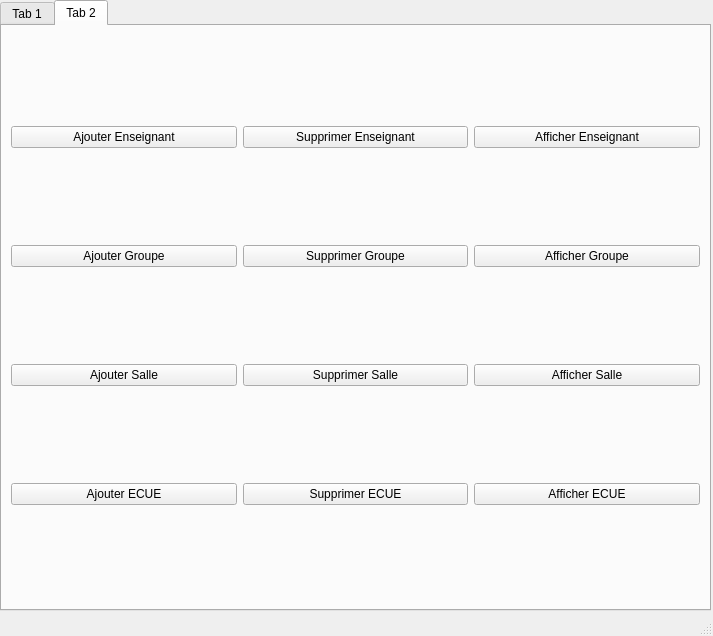
The window that mainwindow.ui (Benjambon/EmploiDuTemps-ESEO) describes before a commit, drawn with Qt 5.
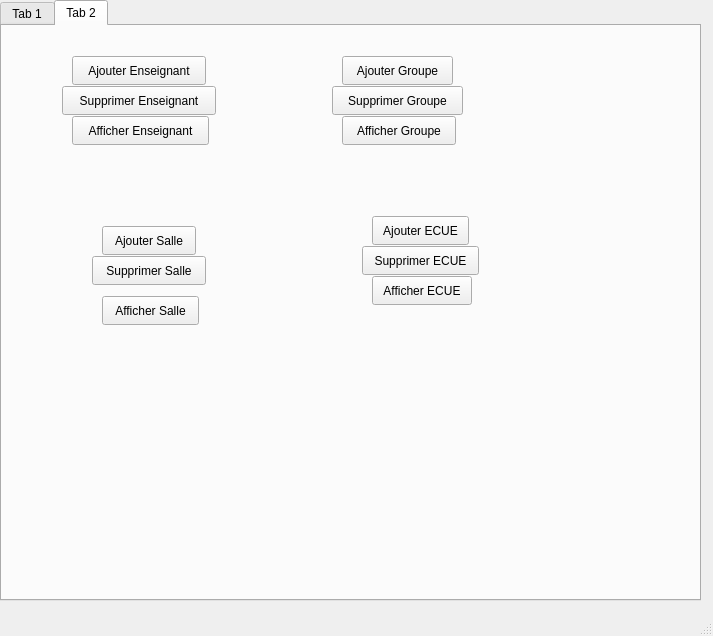
The same window after the commit.

```diff
--- a/mainwindow.ui
+++ b/mainwindow.ui
@@ -19,8 +19,8 @@
      <rect>
       <x>0</x>
       <y>0</y>
-      <width>711</width>
-      <height>611</height>
+      <width>701</width>
+      <height>601</height>
      </rect>
     </property>
     <property name="currentIndex">
@@ -38,92 +38,162 @@
      <attribute name="title">
       <string>Tab 2</string>
      </attribute>
-     <layout class="QGridLayout" name="gridLayout">
-      <item row="0" column="0">
        <widget class="QPushButton" name="btnAjouterEnseignant">
+      <property name="geometry">
+       <rect>
+        <x>70</x>
+        <y>30</y>
+        <width>134</width>
+        <height>29</height>
+       </rect>
+      </property>
         <property name="text">
          <string>Ajouter Enseignant</string>
         </property>
        </widget>
-      </item>
-      <item row="0" column="1">
        <widget class="QPushButton" name="btnSupprimerEnseignant">
+      <property name="geometry">
+       <rect>
+        <x>60</x>
+        <y>60</y>
+        <width>154</width>
+        <height>29</height>
+       </rect>
+      </property>
         <property name="text">
          <string>Supprimer Enseignant</string>
         </property>
        </widget>
-      </item>
-      <item row="0" column="2">
        <widget class="QPushButton" name="btnAfficherEnseignants">
+      <property name="geometry">
+       <rect>
+        <x>70</x>
+        <y>90</y>
+        <width>137</width>
+        <height>29</height>
+       </rect>
+      </property>
         <property name="text">
          <string>Afficher Enseignant</string>
         </property>
        </widget>
-      </item>
-      <item row="1" column="0">
        <widget class="QPushButton" name="btnAjouterGroupe">
+      <property name="geometry">
+       <rect>
+        <x>340</x>
+        <y>30</y>
+        <width>111</width>
+        <height>29</height>
+       </rect>
+      </property>
         <property name="text">
          <string>Ajouter Groupe</string>
         </property>
        </widget>
-      </item>
-      <item row="1" column="1">
        <widget class="QPushButton" name="btnSupprimerGroupe">
+      <property name="geometry">
+       <rect>
+        <x>330</x>
+        <y>60</y>
+        <width>131</width>
+        <height>29</height>
+       </rect>
+      </property>
         <property name="text">
          <string>Supprimer Groupe</string>
         </property>
        </widget>
-      </item>
-      <item row="1" column="2">
        <widget class="QPushButton" name="btnAfficherGroupes">
+      <property name="geometry">
+       <rect>
+        <x>340</x>
+        <y>90</y>
+        <width>114</width>
+        <height>29</height>
+       </rect>
+      </property>
         <property name="text">
          <string>Afficher Groupe</string>
         </property>
        </widget>
-      </item>
-      <item row="2" column="0">
        <widget class="QPushButton" name="btnAjouterSalle">
+      <property name="geometry">
+       <rect>
+        <x>100</x>
+        <y>200</y>
+        <width>94</width>
+        <height>29</height>
+       </rect>
+      </property>
         <property name="text">
          <string>Ajouter Salle</string>
         </property>
        </widget>
-      </item>
-      <item row="2" column="1">
        <widget class="QPushButton" name="btnSupprimerSalle">
+      <property name="geometry">
+       <rect>
+        <x>90</x>
+        <y>230</y>
+        <width>114</width>
+        <height>29</height>
+       </rect>
+      </property>
         <property name="text">
          <string>Supprimer Salle</string>
         </property>
        </widget>
-      </item>
-      <item row="2" column="2">
        <widget class="QPushButton" name="btnAfficherSalles">
+      <property name="geometry">
+       <rect>
+        <x>100</x>
+        <y>270</y>
+        <width>97</width>
+        <height>29</height>
+       </rect>
+      </property>
         <property name="text">
          <string>Afficher Salle</string>
         </property>
        </widget>
-      </item>
-      <item row="3" column="0">
        <widget class="QPushButton" name="btnAjouterEcue">
+      <property name="geometry">
+       <rect>
+        <x>370</x>
+        <y>190</y>
+        <width>97</width>
+        <height>29</height>
+       </rect>
+      </property>
         <property name="text">
          <string>Ajouter ECUE</string>
         </property>
        </widget>
-      </item>
-      <item row="3" column="1">
        <widget class="QPushButton" name="btnSupprimerEcue">
+      <property name="geometry">
+       <rect>
+        <x>360</x>
+        <y>220</y>
+        <width>117</width>
+        <height>29</height>
+       </rect>
+      </property>
         <property name="text">
          <string>Supprimer ECUE</string>
         </property>
        </widget>
-      </item>
-      <item row="3" column="2">
        <widget class="QPushButton" name="btnAfficherEcues">
+      <property name="geometry">
+       <rect>
+        <x>370</x>
+        <y>250</y>
+        <width>100</width>
+        <height>29</height>
+       </rect>
+      </property>
         <property name="text">
          <string>Afficher ECUE</string>
         </property>
        </widget>
-      </item>
-     </layout>
     </widget>
    </widget>
   </widget>
```
Lines whose indentation alone changed are shown as unchanged.
